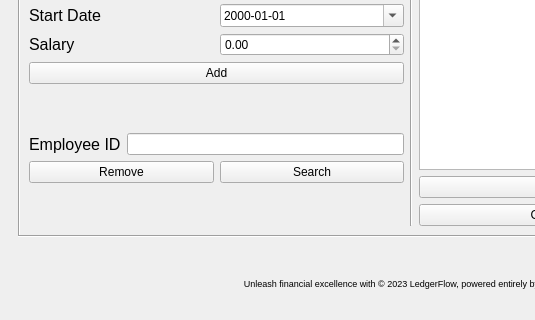
The window that LedgerFlow_UI.ui (mohammed-algh/LedgerFlow) describes before a commit, drawn with Qt 5; both pictures show x 0 to 535 and y 280 to 600 of the 823 by 600 pixel window.
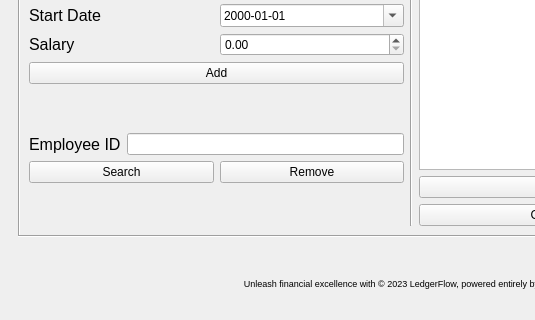
The same window after the commit.

Diff of the .ui file:
```diff
--- a/LedgerFlow_UI.ui
+++ b/LedgerFlow_UI.ui
@@ -1741,16 +1741,16 @@
                  <item>
                   <layout class="QHBoxLayout" name="horizontalLayout_28">
                    <item>
-                    <widget class="QPushButton" name="remove_emp_Button">
+                    <widget class="QPushButton" name="search_emp_Button">
                      <property name="text">
-                      <string>Remove</string>
+                      <string>Search</string>
                      </property>
                     </widget>
                    </item>
                    <item>
-                    <widget class="QPushButton" name="search_emp_Button">
+                    <widget class="QPushButton" name="remove_emp_Button">
                      <property name="text">
-                      <string>Search</string>
+                      <string>Remove</string>
                      </property>
                     </widget>
                    </item>
```
